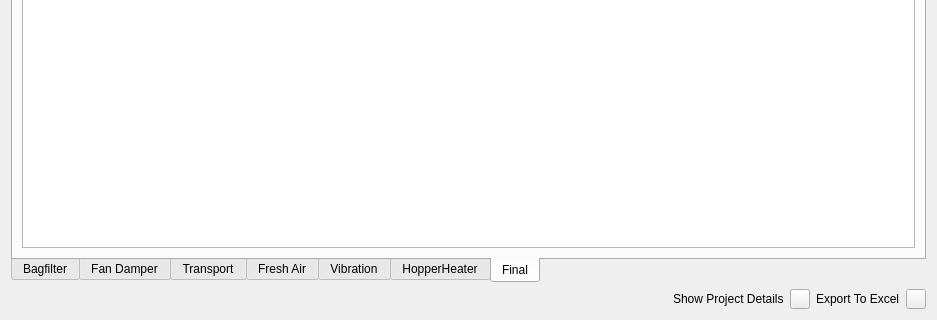
Before: the Qt Designer form ui/project/results_tab.ui in AliTavakoliNiya/GriinPower, drawn with Qt 5; both pictures show x 0 to 937 and y 335 to 655 of the 937 by 655 pixel window.
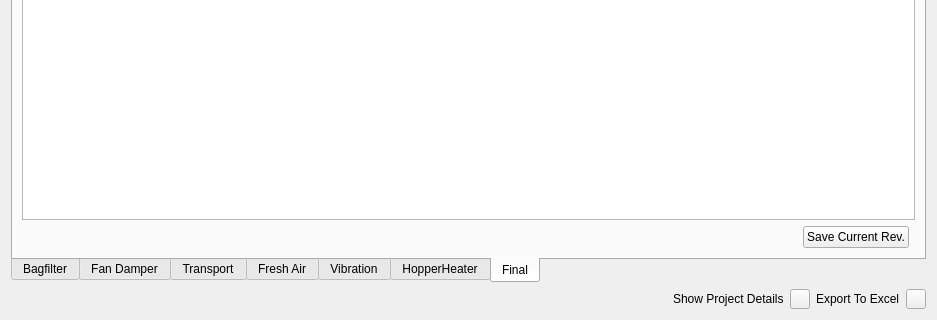
After: the same form once the commit is applied. The open tabs and pages were chosen to show the change. Icons and pictures are not drawn.

Diff of the .ui file:
```diff
--- a/ui/project/results_tab.ui
+++ b/ui/project/results_tab.ui
@@ -170,7 +170,7 @@
          <string>Final</string>
         </attribute>
         <layout class="QGridLayout" name="gridLayout_7">
-         <item row="0" column="0">
+         <item row="1" column="0" colspan="3">
           <widget class="QTableView" name="summary_panel_table">
            <property name="selectionMode">
             <enum>QAbstractItemView::SingleSelection</enum>
@@ -186,6 +186,26 @@
            </attribute>
           </widget>
          </item>
+         <item row="2" column="0">
+          <spacer name="horizontalSpacer_2">
+           <property name="orientation">
+            <enum>Qt::Horizontal</enum>
+           </property>
+           <property name="sizeHint" stdset="0">
+            <size>
+             <width>40</width>
+             <height>20</height>
+            </size>
+           </property>
+          </spacer>
+         </item>
+         <item row="2" column="1">
+          <widget class="QPushButton" name="save_current_rev_btn">
+           <property name="text">
+            <string>Save Current Rev.</string>
+           </property>
+          </widget>
+         </item>
         </layout>
        </widget>
       </widget>
```
Left out of the diff: 6 changed lines with no effect on the pictures.
